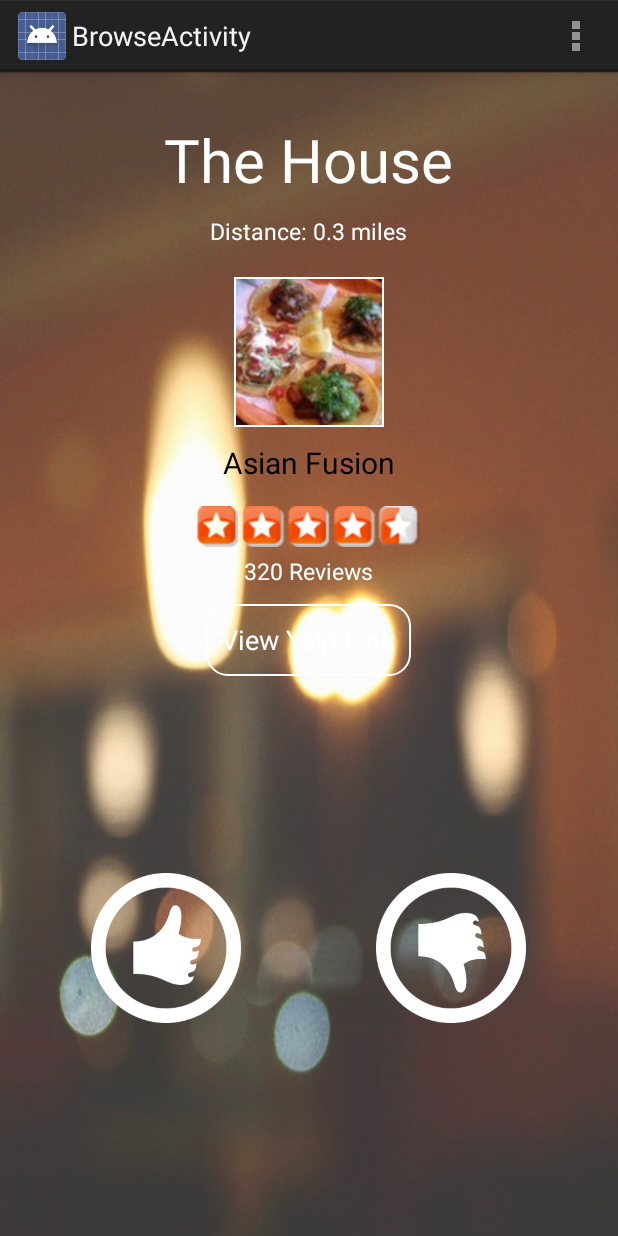
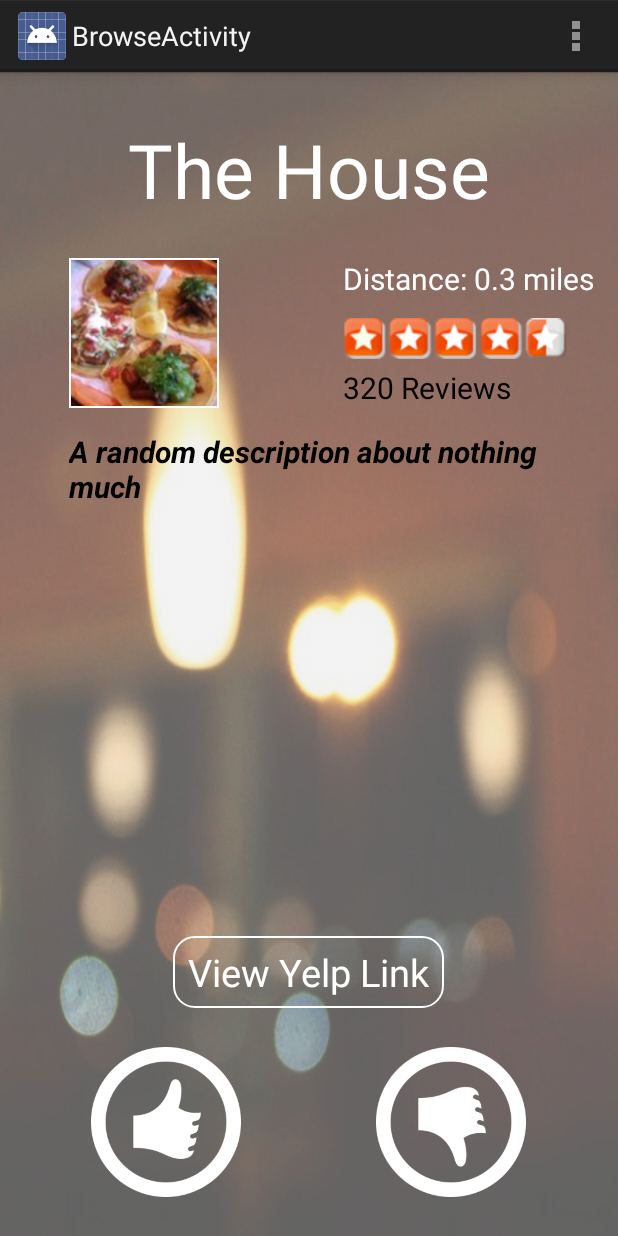
Before and after one commit to calren/Android_EatNow, an Android app: the screen it shows after launch (BrowseActivity), on a phone screen of 412 x 824 dp. Run offline under Robolectric (Android 15) with nearby library versions, the phone set to English and light mode, and no system bars.

Commit message:
styling changes for browse

```diff
--- a/app/src/main/res/layout/activity_browse.xml
+++ b/app/src/main/res/layout/activity_browse.xml
@@ -17,7 +17,7 @@
         android:layout_alignParentTop="true"
         android:layout_centerHorizontal="true"
         android:layout_marginTop="15dp"
-        android:textSize="40sp"
+        android:textSize="50sp"
         android:textColor="#FFF"/>
 
     <TextView
@@ -25,63 +25,63 @@
         android:layout_height="wrap_content"
         android:text="Distance: 0.3 miles"
         android:id="@+id/tvDistance"
-        android:layout_below="@+id/tvName"
-        android:layout_centerHorizontal="true"
-        android:layout_marginTop="10dp"
         android:textColor="#FFF"
-        android:textSize="15sp"/>
+        android:textSize="20sp"
+        android:layout_alignTop="@+id/ivImage"
+        android:layout_alignParentRight="true" />
 
     <ImageView
         android:layout_width="100dp"
         android:layout_height="100dp"
         android:id="@+id/ivImage"
         android:src="@drawable/pistos"
-        android:layout_below="@+id/tvDistance"
-        android:layout_centerHorizontal="true"
-        android:layout_marginTop="20dp"
         android:background="#FFF"
         android:padding="1dp"
-        />
+        android:layout_below="@+id/tvName"
+        android:layout_alignParentLeft="true"
+        android:layout_alignParentStart="true"
+        android:layout_marginLeft="30dp"
+        android:layout_marginTop="25dp" />
 
     <TextView
         android:layout_width="wrap_content"
         android:layout_height="wrap_content"
-        android:text="Asian Fusion"
+        android:text="A random description about nothing much"
         android:id="@+id/tvCategory"
+        android:textSize="20dp"
+        android:textColor="#000"
+        android:textStyle="bold|italic"
         android:layout_below="@+id/ivImage"
-        android:layout_centerHorizontal="true"
-        android:layout_marginTop="10dp"
-        android:textSize="20dp"
-        android:textColor="#000"/>
+        android:layout_alignStart="@+id/ivImage"
+        android:layout_marginTop="15dp"
+        android:layout_alignEnd="@+id/tvDistance"/>
 
     <ImageView
         android:layout_width="150dp"
         android:layout_height="27dp"
         android:id="@+id/ivRating"
         android:src="@drawable/stars_large_4_half"
-        android:layout_below="@+id/tvCategory"
-        android:layout_marginTop="15dp"
-        android:layout_centerHorizontal="true"
-        />
+        android:layout_above="@+id/tvNumOfReviews"
+        android:layout_alignLeft="@+id/tvDistance" />
 
     <TextView
         android:layout_width="wrap_content"
         android:layout_height="wrap_content"
         android:text="320 Reviews"
         android:id="@+id/tvNumOfReviews"
-        android:layout_below="@+id/ivRating"
-        android:layout_centerHorizontal="true"
-        android:layout_marginTop="5dp"
-        android:textColor="#FFF"
-        android:textSize="15sp"/>
+        android:textColor="#000"
+        android:textSize="20sp"
+        android:layout_alignBottom="@+id/ivImage"
+        android:layout_alignLeft="@+id/ivRating"
+        android:layout_marginTop="5dp"/>
 
     <LinearLayout
         android:orientation="horizontal"
         android:layout_width="fill_parent"
-        android:layout_height="fill_parent"
-        android:layout_below="@+id/rlViewYelp"
+        android:layout_height="120dp"
         android:layout_alignParentBottom="true"
-        android:layout_centerHorizontal="true">
+        android:layout_centerHorizontal="true"
+        android:id="@+id/linearLayout">
 
         <RelativeLayout
             android:layout_width="match_parent"
@@ -119,16 +119,16 @@
 
     <RelativeLayout
         android:layout_width="fill_parent"
-        android:layout_height="60dp"
-        android:layout_marginTop="5dp"
+        android:layout_height="80dp"
         android:id="@+id/rlViewYelp"
-        android:layout_below="@+id/tvNumOfReviews"
-        android:layout_centerHorizontal="true"
-        >
+        android:layout_above="@+id/linearLayout"
+        android:layout_alignParentLeft="true"
+        android:layout_alignParentStart="true">
 
         <Button
             android:id="@+id/btnYelpLink"
             android:text="View Yelp Link"
+            android:textSize="25sp"
             android:textColor="#FFF"
             android:layout_width="wrap_content"
             android:layout_height="wrap_content"
```
Also changed, not shown: app/src/main/res/drawable/restaurantbcg.jpg.
